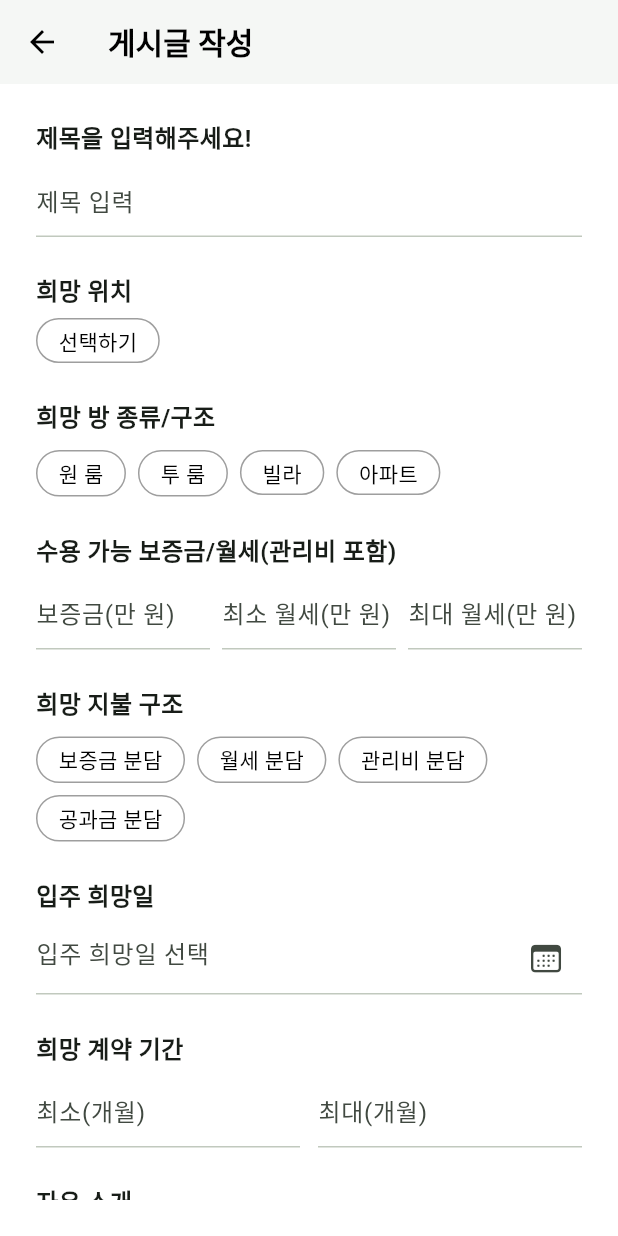
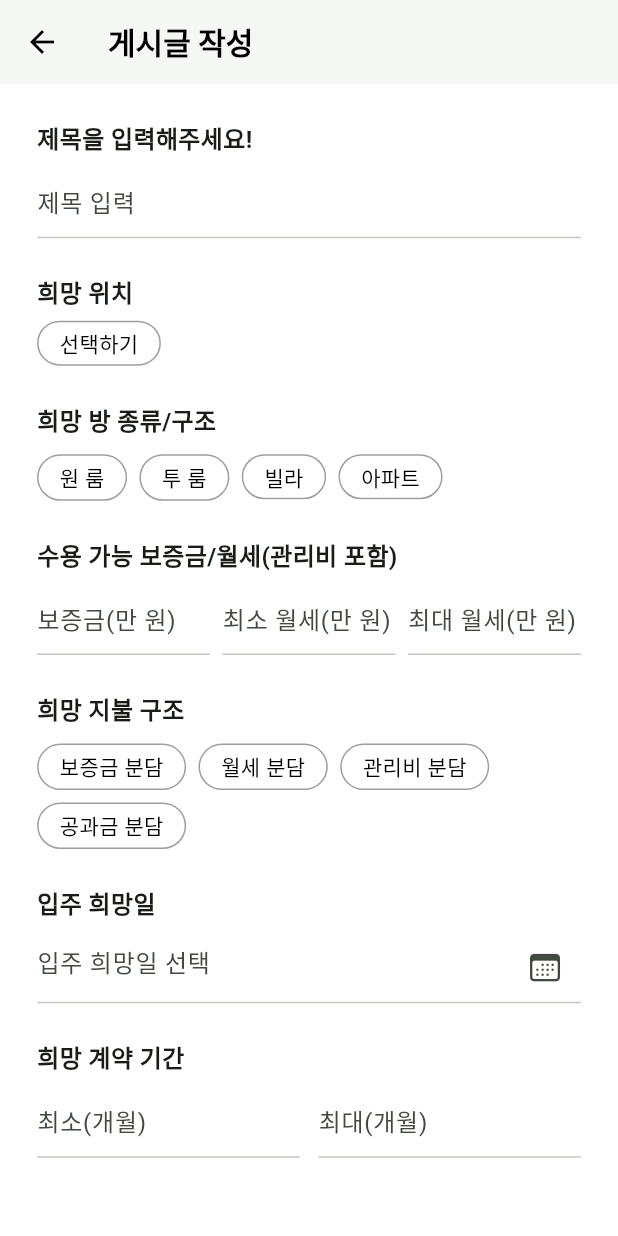
Before and after one commit to Aloha-RoomMate/RoomMate, a Flutter app: the SearcherPostScreen screen opened directly, on a phone screen of 412 x 824 dp. Run offline on Flutter 3.47's test engine with Material 3 defaults, Android fonts, the phone set to English and light mode, and no system bars; our stand-ins replace cloud_firestore, firebase_auth, firebase_core, font_awesome_flutter, google_sign_in, image_picker and 1 more; missing offline and left inert: flutter_naver_map, proj4dart; accounts and stored records are empty; statements that could not run were skipped.

Commit message:
[REFACTOR] 상수 -> mediaquery로 변경

```diff
--- a/lib/features/post/searcher_post_screen.dart
+++ b/lib/features/post/searcher_post_screen.dart
@@ -218,19 +218,22 @@ class _SearcherPostScreenState extends State<SearcherPostScreen> {
           title: const Text('게시글 작성', style: TextStyle(fontSize: Sizes.size20)),
         ),
         body: Padding(
-          padding: const EdgeInsets.all(Sizes.size24),
+          padding: EdgeInsets.symmetric(
+            horizontal: MediaQuery.of(context).size.width * 0.06,
+            vertical: MediaQuery.of(context).size.width * 0.06,
+          ),
           child: SingleChildScrollView(
             child: Column(
               crossAxisAlignment: CrossAxisAlignment.start,
               children: [
-                const Text(
+                Text(
                   '제목을 입력해주세요!',
                   style: TextStyle(
                     fontSize: Sizes.size16,
                     fontWeight: FontWeight.bold,
                   ),
                 ),
-                Gaps.v6,
+                SizedBox(height: MediaQuery.of(context).size.height * 0.0075),
                 TextField(
                   controller: _titleCtrl,
                   decoration: const InputDecoration(
@@ -238,15 +241,15 @@ class _SearcherPostScreenState extends State<SearcherPostScreen> {
                     border: OutlineInputBorder(),
                   ),
                 ),
-                Gaps.v24,
-                const Text(
+                SizedBox(height: MediaQuery.of(context).size.height * 0.03),
+                Text(
                   '희망 위치',
                   style: TextStyle(
                     fontSize: Sizes.size16,
                     fontWeight: FontWeight.bold,
                   ),
                 ),
-                Gaps.v6,
+                SizedBox(height: MediaQuery.of(context).size.height * 0.0075),
                 // ✅ 2. TextField를 CategoryButton 형태로 대체
                 Wrap(
                   children: [
@@ -259,18 +262,18 @@ class _SearcherPostScreenState extends State<SearcherPostScreen> {
                     ),
                   ],
                 ),
-                Gaps.v24,
-                const Text(
+                SizedBox(height: MediaQuery.of(context).size.height * 0.03),
+                Text(
                   '희망 방 종류/구조',
                   style: TextStyle(
                     fontSize: Sizes.size16,
                     fontWeight: FontWeight.bold,
                   ),
                 ),
-                Gaps.v10,
+                SizedBox(height: MediaQuery.of(context).size.height * 0.0125),
                 Wrap(
-                  spacing: Sizes.size8,
-                  runSpacing: Sizes.size8,
+                  spacing: MediaQuery.of(context).size.width * 0.02,
+                  runSpacing: MediaQuery.of(context).size.width * 0.02,
                   children: [
                     for (final option in _roomTypeOptions)
                       CategoryButton(
@@ -280,15 +283,15 @@ class _SearcherPostScreenState extends State<SearcherPostScreen> {
                       ),
                   ],
                 ),
-                Gaps.v24,
-                const Text(
+                SizedBox(height: MediaQuery.of(context).size.height * 0.03),
+                Text(
                   '수용 가능 보증금/월세(관리비 포함)',
                   style: TextStyle(
                     fontSize: Sizes.size16,
                     fontWeight: FontWeight.bold,
                   ),
                 ),
-                Gaps.v6,
+                SizedBox(height: MediaQuery.of(context).size.height * 0.0075),
                 Row(
                   children: [
                     Expanded(
@@ -301,7 +304,7 @@ class _SearcherPostScreenState extends State<SearcherPostScreen> {
                         ),
                       ),
                     ),
-                    Gaps.h8,
+                    SizedBox(width: MediaQuery.of(context).size.width * 0.02),
                     Expanded(
                       child: TextField(
                         controller: _minRentCtrl,
@@ -312,7 +315,7 @@ class _SearcherPostScreenState extends State<SearcherPostScreen> {
                         ),
                       ),
                     ),
-                    Gaps.h8,
+                    SizedBox(width: MediaQuery.of(context).size.width * 0.02),
                     Expanded(
                       child: TextField(
                         controller: _maxRentCtrl,
@@ -325,18 +328,18 @@ class _SearcherPostScreenState extends State<SearcherPostScreen> {
                     ),
                   ],
                 ),
-                Gaps.v24,
-                const Text(
+                SizedBox(height: MediaQuery.of(context).size.height * 0.03),
+                Text(
                   '희망 지불 구조',
                   style: TextStyle(
                     fontSize: Sizes.size16,
                     fontWeight: FontWeight.bold,
                   ),
                 ),
-                Gaps.v10,
+                SizedBox(height: MediaQuery.of(context).size.height * 0.0125),
                 Wrap(
-                  spacing: Sizes.size8,
-                  runSpacing: Sizes.size8,
+                  spacing: MediaQuery.of(context).size.width * 0.02,
+                  runSpacing: MediaQuery.of(context).size.width * 0.02,
                   children: [
                     for (final option in _paymentOptions)
                       CategoryButton(
@@ -347,15 +350,15 @@ class _SearcherPostScreenState extends State<SearcherPostScreen> {
                       ),
                   ],
                 ),
-                Gaps.v24,
-                const Text(
+                SizedBox(height: MediaQuery.of(context).size.height * 0.03),
+                Text(
                   '입주 희망일',
                   style: TextStyle(
                     fontSize: Sizes.size16,
                     fontWeight: FontWeight.bold,
                   ),
                 ),
-                Gaps.v6,
+                SizedBox(height: MediaQuery.of(context).size.height * 0.0075),
                 TextField(
                   onTap: _onTimeFieldTap,
                   controller: _movingDateCtrl,
@@ -366,15 +369,15 @@ class _SearcherPostScreenState extends State<SearcherPostScreen> {
                     suffixIcon: Icon(CupertinoIcons.calendar),
                   ),
                 ),
-                Gaps.v24,
-                const Text(
+                SizedBox(height: MediaQuery.of(context).size.height * 0.03),
+                Text(
                   '희망 계약 기간',
                   style: TextStyle(
                     fontSize: Sizes.size16,
                     fontWeight: FontWeight.bold,
                   ),
                 ),
-                Gaps.v6,
+                SizedBox(height: MediaQuery.of(context).size.height * 0.0075),
                 Row(
                   children: [
                     Expanded(
@@ -387,7 +390,7 @@ class _SearcherPostScreenState extends State<SearcherPostScreen> {
                         ),
                       ),
                     ),
-                    Gaps.h12,
+                    SizedBox(width: MediaQuery.of(context).size.width * 0.03),
                     Expanded(
                       child: TextField(
                         controller: _maxContractCtrl,
@@ -400,26 +403,26 @@ class _SearcherPostScreenState extends State<SearcherPostScreen> {
                     ),
                   ],
                 ),
-                Gaps.v24,
-                const Text(
+                SizedBox(height: MediaQuery.of(context).size.height * 0.03),
+                Text(
                   '자유 소개',
                   style: TextStyle(
                     fontSize: Sizes.size16,
                     fontWeight: FontWeight.bold,
                   ),
                 ),
-                Gaps.v6,
+                SizedBox(height: MediaQuery.of(context).size.height * 0.0075),
                 TextField(
                   controller: _introductionCtrl,
-                  minLines: 3,
-                  maxLines: 5,
+                  minLines: null,
+                  maxLines: null,
                   keyboardType: TextInputType.multiline,
                   decoration: const InputDecoration(
                     hintText: '자유롭게 글을 작성해주세요!',
                     border: OutlineInputBorder(),
                   ),
                 ),
-                Gaps.v24,
+                SizedBox(height: MediaQuery.of(context).size.height * 0.03),
                 GestureDetector(
                   onTap: _isPosting ? null : _onSave,
                   child: FormButton(
```
